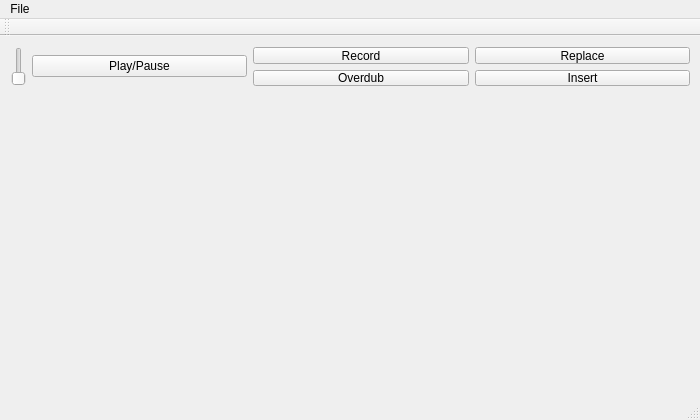
This is src/gui/mainwindow.ui in kasbah/slim_looper as Qt 5 draws it before an edit. The edited form follows.
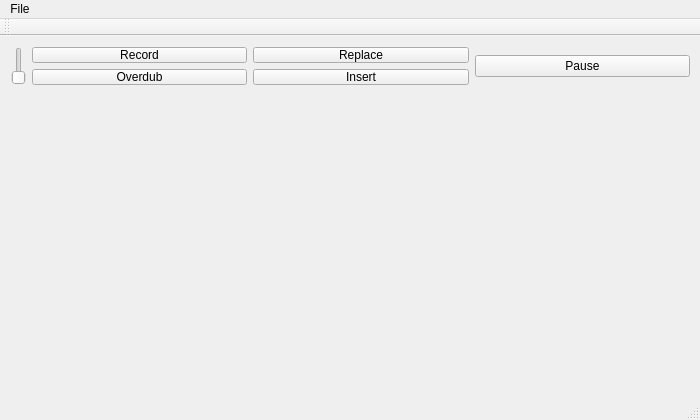
This is the edited form.

Commit message: messing around with buttons

Diff of the .ui file:
```diff
--- a/src/gui/mainwindow.ui
+++ b/src/gui/mainwindow.ui
@@ -20,7 +20,7 @@
       <x>0</x>
       <y>0</y>
       <width>701</width>
-      <height>61</height>
+      <height>60</height>
      </rect>
     </property>
     <layout class="QHBoxLayout" name="horizontalLayout_4">
@@ -34,17 +34,6 @@
        </property>
       </widget>
      </item>
-     <item>
-      <layout class="QVBoxLayout" name="verticalLayout_4">
-       <item>
-        <widget class="QPushButton" name="playPauseButton">
-         <property name="text">
-          <string>Play/Pause</string>
-         </property>
-        </widget>
-       </item>
-      </layout>
-     </item>
      <item>
       <layout class="QVBoxLayout" name="verticalLayout_5">
        <item>
@@ -81,6 +70,26 @@
        </item>
       </layout>
      </item>
+     <item>
+      <layout class="QVBoxLayout" name="verticalLayout_4">
+       <item>
+        <widget class="QPushButton" name="playPauseButton">
+         <property name="text">
+          <string>Pause</string>
+         </property>
+         <property name="checkable">
+          <bool>false</bool>
+         </property>
+         <property name="default">
+          <bool>false</bool>
+         </property>
+         <property name="flat">
+          <bool>false</bool>
+         </property>
+        </widget>
+       </item>
+      </layout>
+     </item>
     </layout>
    </widget>
   </widget>
```
The commit also changes 7 other files.
